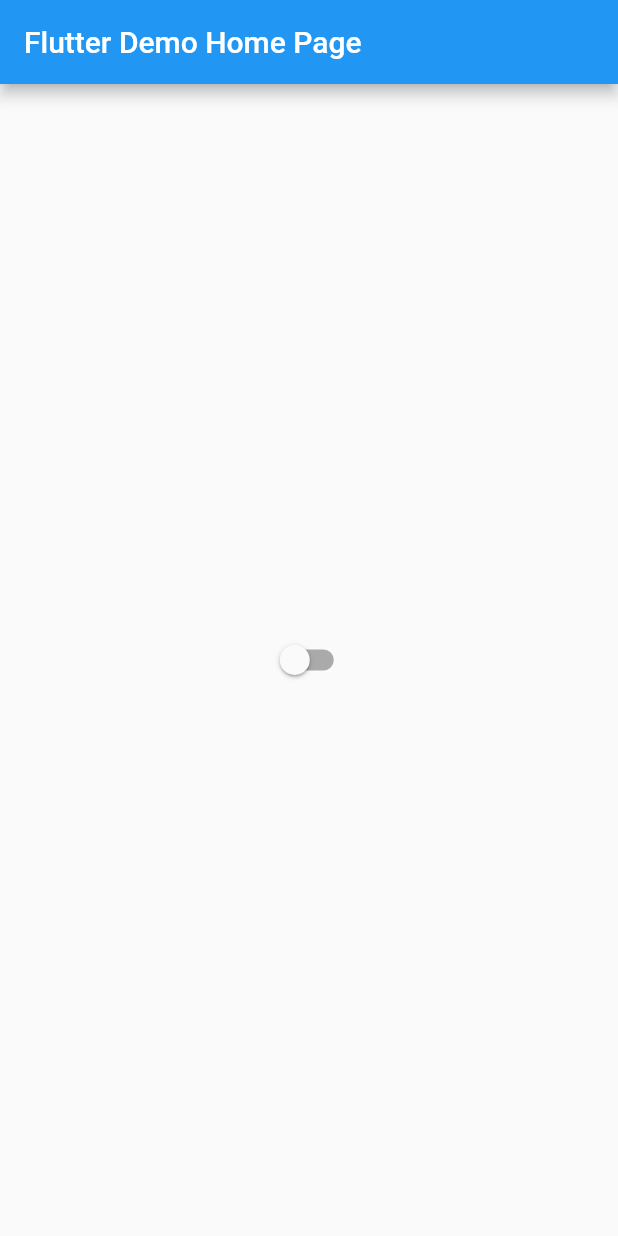
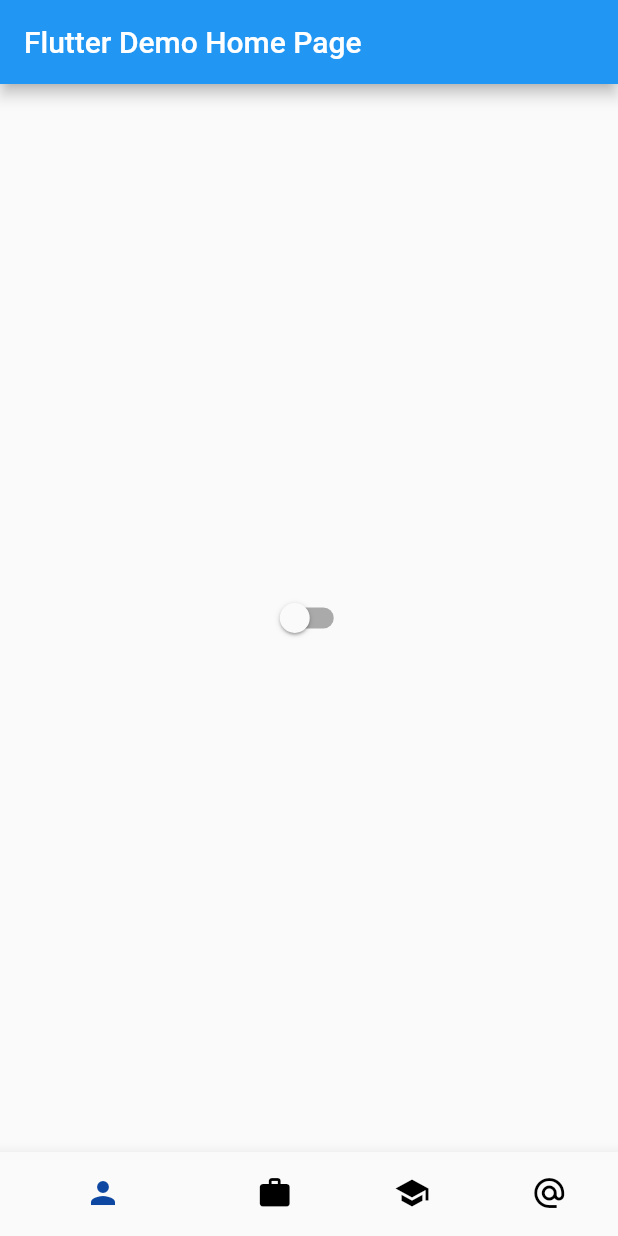
Before and after one commit to AlexScotte/CVFlutter, a Flutter app: the screen it shows after launch, on a phone screen of 412 x 824 dp. Run offline on Flutter 3.47's test engine with Material 2 defaults, Android fonts, the phone set to English and light mode, and no system bars.

```diff
--- a/lib/pages/homepage/homepage.dart
+++ b/lib/pages/homepage/homepage.dart
@@ -12,9 +12,13 @@ class MyHomePage extends StatefulWidget {
 }
 
 class _MyHomePageState extends State<MyHomePage> {
+  BottomNavigationBar bottomNavigationBar;
+
+  int _selectedIndex = 0;
+
   @override
   Widget build(BuildContext context) {
-    return Scaffold(
+    var scaffold = Scaffold(
       appBar: AppBar(
         title: Text(widget.title),
       ),
@@ -26,6 +30,51 @@ class _MyHomePageState extends State<MyHomePage> {
           },
         ),
       ),
+      bottomNavigationBar: BottomNavigationBar(
+        type: BottomNavigationBarType.shifting,
+        showSelectedLabels: false,
+        showUnselectedLabels: false,
+        selectedItemColor: Theme.of(context).accentColor,
+        currentIndex: _selectedIndex,
+        onTap: onNavigationBarItemTapped,
+        items: <BottomNavigationBarItem>[
+          BottomNavigationBarItem(
+            icon: Icon(Icons.person,
+                color: _selectedIndex == 0
+                    ? Theme.of(context).accentColor
+                    : Theme.of(context).iconTheme.color),
+            title: Text(""),
+          ),
+          BottomNavigationBarItem(
+            icon: Icon(Icons.work,
+                color: _selectedIndex == 1
+                    ? Theme.of(context).accentColor
+                    : Theme.of(context).iconTheme.color),
+            title: Text(""),
+          ),
+          BottomNavigationBarItem(
+            icon: Icon(Icons.school,
+                color: _selectedIndex == 2
+                    ? Theme.of(context).accentColor
+                    : Theme.of(context).iconTheme.color),
+            title: Text(""),
+          ),
+          BottomNavigationBarItem(
+            icon: Icon(Icons.alternate_email,
+                color: _selectedIndex == 3
+                    ? Theme.of(context).accentColor
+                    : Theme.of(context).iconTheme.color),
+            title: Text(""),
+          ),
+        ],
+      ),
     );
+    return scaffold;
+  }
+
+  void onNavigationBarItemTapped(int newIndex) {
+    setState(() {
+      _selectedIndex = newIndex;
+    });
   }
 }
```
